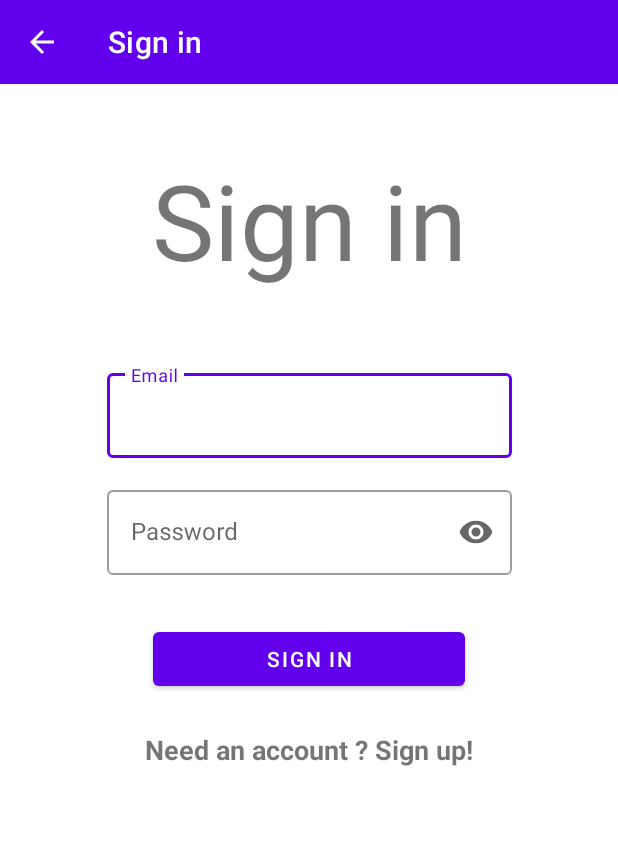
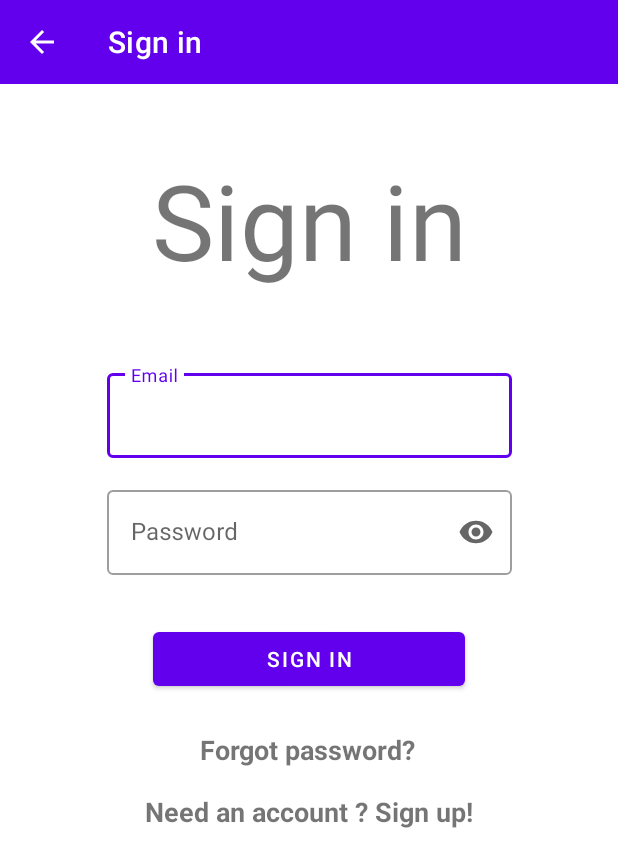
Before and after one commit to shahtiham/Library-Management-System, an Android app: the UserLoginActivity screen opened directly, with no data from a screen before it, on a phone screen of 412 x 824 dp. Shown: the top 867 px of the screen. Run offline under Robolectric (Android 15) with nearby library versions, the phone set to English and light mode, and no system bars; our stand-ins replace Firebase (no records; nobody signed in at launch, a user with empty details on screens opened directly).

Commit message:
Library Management System

```diff
--- a/app/src/main/java/com/example/demotwo/MainActivity.java
+++ b/app/src/main/java/com/example/demotwo/MainActivity.java
@@ -149,7 +149,7 @@ public class MainActivity extends AppCompatActivity {
                     @Override
                     public void onCancelled(@NonNull DatabaseError error) {
                         String dtError = error.getMessage().toString();
-                        Toast.makeText(MainActivity.this, "ErroR : " + dtError, Toast.LENGTH_SHORT).show();
+                        Toast.makeText(MainActivity.this, "Error : " + dtError, Toast.LENGTH_SHORT).show();
                     }
                 });
             }
--- a/app/src/main/res/layout/activity_user_login.xml
+++ b/app/src/main/res/layout/activity_user_login.xml
@@ -39,7 +39,7 @@
         android:id="@+id/txtGotosignup"
         android:layout_width="wrap_content"
         android:layout_height="wrap_content"
-        android:layout_marginTop="24dp"
+        android:layout_marginTop="65dp"
         android:text="Need an account ? Sign up!"
         android:textSize="18sp"
         android:textStyle="bold"
@@ -89,5 +89,18 @@
 
     </com.google.android.material.textfield.TextInputLayout>
 
+    <TextView
+        android:id="@+id/txtforgotpass"
+        android:layout_width="wrap_content"
+        android:layout_height="wrap_content"
+        android:layout_marginTop="24dp"
+        android:text="Forgot password?"
+        android:textSize="18sp"
+        android:textStyle="bold"
+        app:layout_constraintEnd_toEndOf="parent"
+        app:layout_constraintHorizontal_bias="0.498"
+        app:layout_constraintStart_toStartOf="parent"
+        app:layout_constraintTop_toBottomOf="@+id/btnLogin" />
+
 
 </androidx.constraintlayout.widget.ConstraintLayout>
```
Also changed, not shown: app/src/main/java/com/example/demotwo/UserLoginActivity.java (+40 -5 lines), app/src/main/java/com/example/demotwo/UserSignupActivity.java (+10 -7 lines).
